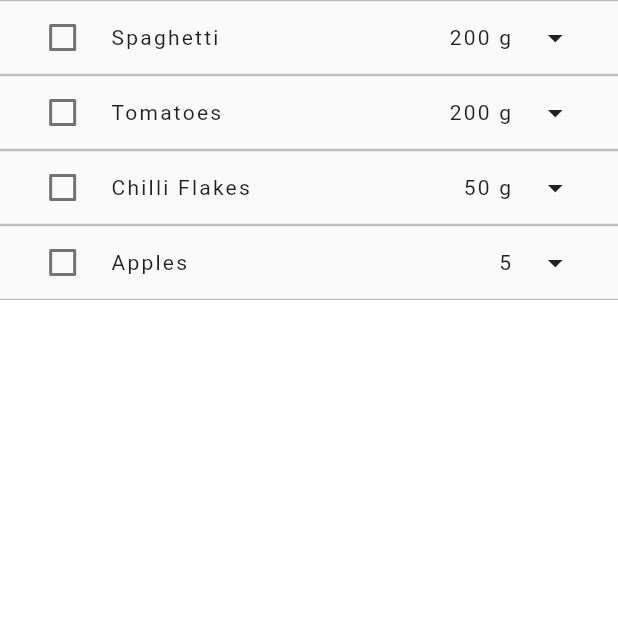
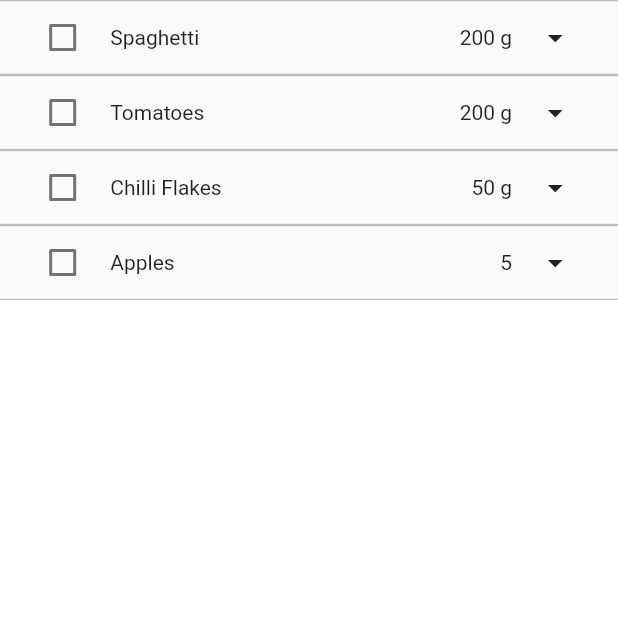
Before and after one commit to AsthaGarg16/CZ3002-FIT, a Flutter app: the ShoppingList screen opened directly, on a phone screen of 412 x 824 dp, the top half of it. Run offline on Flutter 3.47's test engine with Material 2 defaults, Android fonts, the phone set to English and light mode, and no system bars; our stand-ins replace numberpicker; Roboto replaces fonts that are missing (mw).

Commit message:
Updated login and shoplist card
login to prepare for integration
shoplistcard for text style

```diff
--- a/fit/lib/UI/ShopListCard.dart
+++ b/fit/lib/UI/ShopListCard.dart
@@ -45,11 +45,17 @@ class LabeledCheckbox extends StatelessWidget {
                   ),
 
                   const SizedBox(width: 5.0),
-                  Expanded(flex: 4,child: Text(label, style: Theme.of(context).textTheme.labelMedium)),
+                  Expanded(flex: 4,child: Text(label, style: const TextStyle(
+                      fontSize: 14.0,
+                      fontWeight: FontWeight.normal,
+                      color: Colors.black87))),
                   Expanded(
                       child: Container(
                         alignment: Alignment.centerRight,
-                        child: Text(quantity, style: Theme.of(context).textTheme.labelMedium),
+                        child: Text(quantity, style: const TextStyle(
+                            fontSize: 14.0,
+                            fontWeight: FontWeight.normal,
+                            color: Colors.black87)),
                       )
 
                   ),
```
Also changed, not shown: fit/lib/UI/Login.dart (+116 -14 lines).
